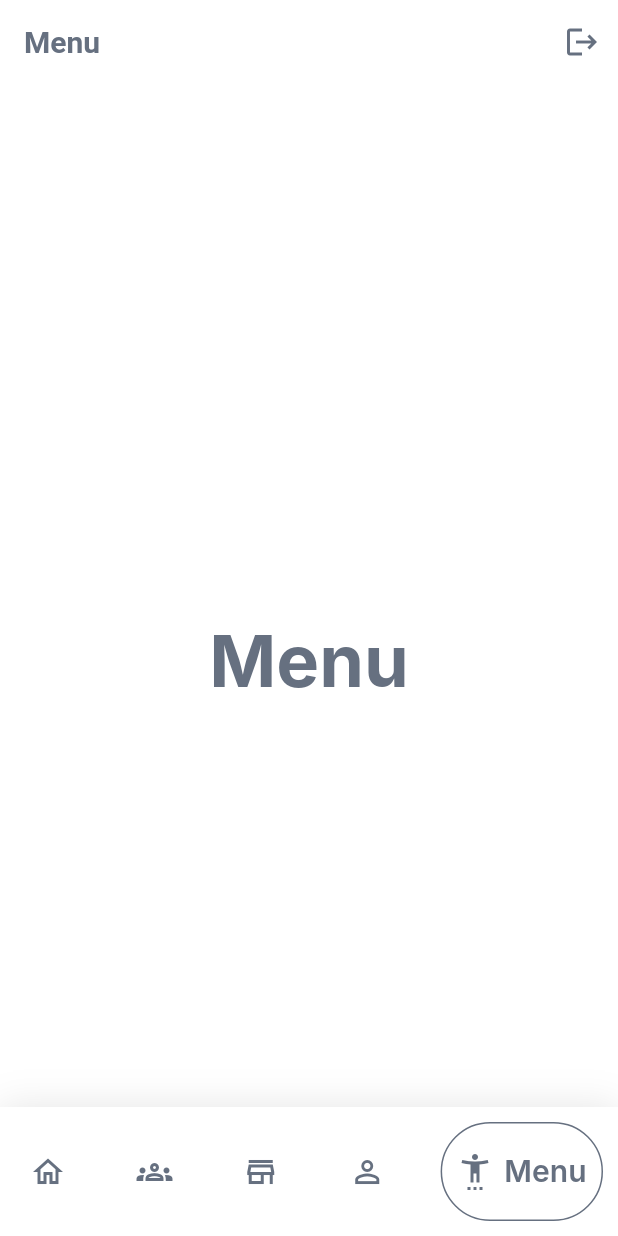
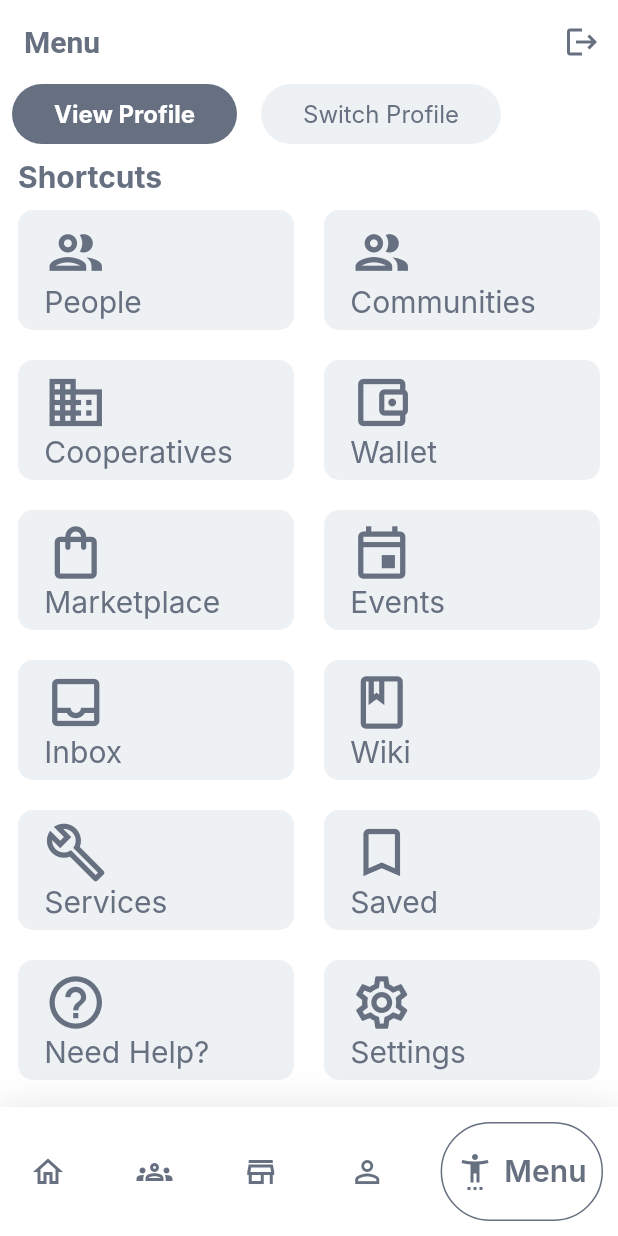
Before and after one commit to Villy15/cooptourism, a Flutter app: the screen it shows once a user with an empty profile is signed in, item 5 of the bottom bar chosen, on a phone screen of 412 x 824 dp. Run offline on Flutter 3.47's test engine with Material 2 defaults, Android fonts, the phone set to English and light mode, and no system bars; drawn by our look-alikes of google_nav_bar; our stand-ins replace cloud_firestore, firebase_auth, firebase_core, firebase_storage; accounts and stored records are empty; Roboto replaces fonts that are missing (Inter).

Commit message:
Add menu page no functions yet

```diff
--- a/lib/pages/menu_page.dart
+++ b/lib/pages/menu_page.dart
@@ -8,16 +8,138 @@ class MenuPage extends StatefulWidget {
 }
 
 class _MenuPageState extends State<MenuPage> {
+  final List<String> _tabTitles = ['View Profile', 'Switch Profile'];
+  int _selectedIndex = 0;
+
+  final List<Map<String, dynamic>> _gridItems = [
+    {'logo': Icons.people_outlined, 'name': 'People'},
+    {'logo': Icons.group_outlined, 'name': 'Communities'},
+    {'logo': Icons.business_outlined, 'name': 'Cooperatives'},
+    {'logo': Icons.account_balance_wallet_outlined, 'name': 'Wallet'},
+    {'logo': Icons.shopping_bag_outlined, 'name': 'Marketplace'},
+    {'logo': Icons.event_outlined, 'name': 'Events'},
+    {'logo': Icons.inbox_outlined, 'name': 'Inbox'},
+    {'logo': Icons.book_outlined, 'name': 'Wiki'},
+    {'logo': Icons.build_outlined, 'name': 'Services'},
+    {'logo': Icons.bookmark_outline_outlined, 'name': 'Saved'},
+    {'logo': Icons.help_outline_outlined, 'name': 'Need Help?'},
+    {'logo': Icons.settings_outlined, 'name': 'Settings'},
+  ];
+
   @override
   Widget build(BuildContext context) {
-    return  Scaffold(
-      backgroundColor: Colors.white,
-      body: Center(
-        child: Text(
-          "Menu",
-          style: Theme.of(context).textTheme.bodyLarge,
-        ),
+    return Scaffold(
+        backgroundColor: Colors.white,
+        body: Column(
+          children: [
+            listFilter(),
+            const SizedBox(height: 10),
+            const Align(
+              alignment: Alignment.centerLeft,
+              child: Padding(
+                padding: EdgeInsets.only(left: 12.0),
+                child: Text(
+                  'Shortcuts',
+                  style: TextStyle(
+                    fontSize: 20,
+                    fontWeight: FontWeight.bold,
+                  ),
+                ),
+              ),
+            ),
+            Expanded(
+              child: Padding(
+                padding: const EdgeInsets.symmetric(horizontal: 12.0),
+                child: gridSquares(context),
+              ),
+            )
+          ],
+        ));
+  }
+
+  SizedBox listFilter() {
+    return SizedBox(
+      height: 40,
+      child: ListView.builder(
+        scrollDirection: Axis.horizontal,
+        itemCount: _tabTitles.length,
+        itemBuilder: (context, index) {
+          return Padding(
+            padding: const EdgeInsets.symmetric(horizontal: 8.0),
+            child: GestureDetector(
+              onTap: () => setState(() => _selectedIndex = index),
+              child: Container(
+                decoration: BoxDecoration(
+                  color: _selectedIndex == index
+                      ? Theme.of(context).colorScheme.primary
+                      : Theme.of(context).colorScheme.secondary,
+                  borderRadius: BorderRadius.circular(20),
+                ),
+                child: Padding(
+                  padding: const EdgeInsets.symmetric(
+                      horizontal: 28.0, vertical: 10.0),
+                  child: Text(
+                    _tabTitles[index],
+                    style: TextStyle(
+                      color: _selectedIndex == index
+                          ? Theme.of(context).colorScheme.background
+                          : Theme.of(context).colorScheme.primary,
+                      fontWeight: _selectedIndex == index
+                          ? FontWeight.bold
+                          : FontWeight.w400,
+                      fontSize: 16,
+                    ),
+                  ),
+                ),
+              ),
+            ),
+          );
+        },
       ),
     );
   }
+
+  GridView gridSquares(BuildContext context) {
+    return GridView.builder(
+      gridDelegate: const SliverGridDelegateWithFixedCrossAxisCount(
+        crossAxisCount: 2,
+        childAspectRatio: 3 / 2,
+        crossAxisSpacing: 20,
+        mainAxisSpacing: 0,
+        mainAxisExtent: 100,
+      ),
+      itemCount: _gridItems.length,
+      itemBuilder: (_, index) {
+        return Container(
+          margin: const EdgeInsets.symmetric(vertical: 10),
+          decoration: BoxDecoration(
+            color: Theme.of(context).colorScheme.secondary,
+            borderRadius: BorderRadius.circular(10),
+            border: Border.all(
+                width: 1.5,
+                style: BorderStyle.solid,
+                color: Theme.of(context).colorScheme.secondary),
+          ),
+          child: Padding(
+            padding:
+                const EdgeInsets.symmetric(horizontal: 16.0, vertical: 6.0),
+            child: Column(
+              crossAxisAlignment: CrossAxisAlignment.start,
+              children: [
+                Icon(_gridItems[index]['logo'],
+                    size: 42, color: Theme.of(context).colorScheme.primary),
+                Text(
+                  _gridItems[index]['name'],
+                  style: const TextStyle(
+                    fontSize: 20,
+                    fontWeight: FontWeight.w400,
+                  ),
+                ),
+              ],
+            ),
+          ),
+        );
+      },
+    );
+  }
 }
```
